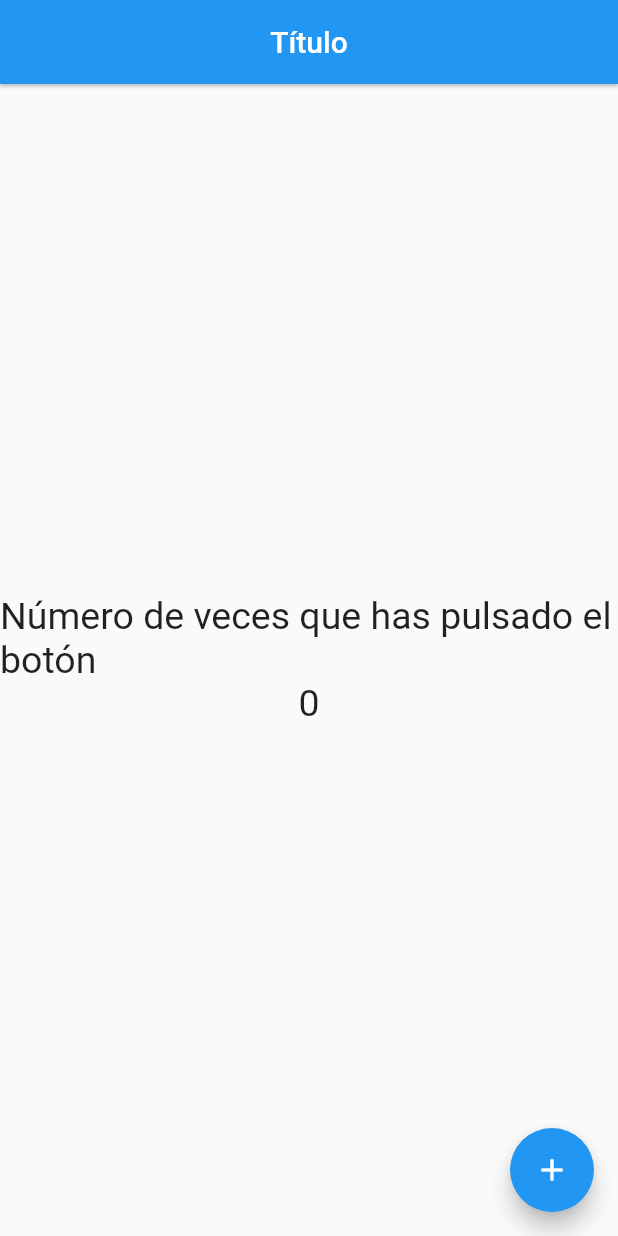
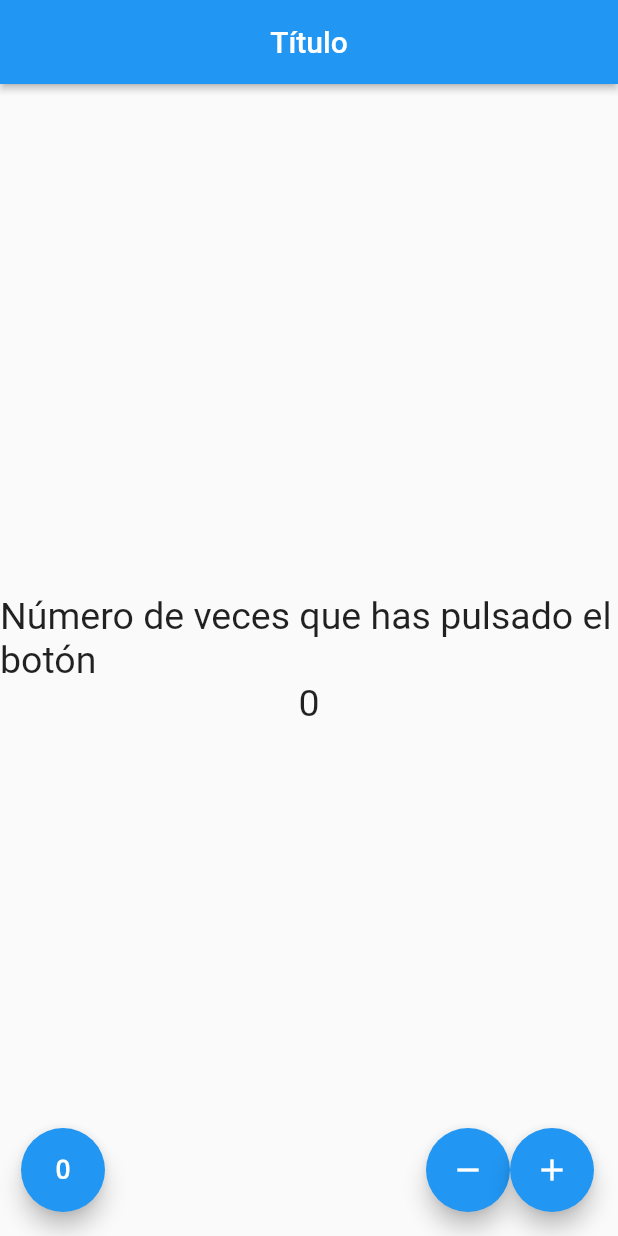
Before and after one commit to RafaelDelgadoCubilla/aplicacion_contador, a Flutter app: the screen it shows after launch, on a phone screen of 412 x 824 dp. Run offline on Flutter 3.47's test engine with Material 2 defaults, Android fonts, the phone set to English and light mode, and no system bars.

Commit message:
Aplicación finalizada

```diff
--- a/lib/src/pages/contador_page.dart
+++ b/lib/src/pages/contador_page.dart
@@ -1,5 +1,5 @@
 import 'package:flutter/material.dart';
-import 'package:flutter/rendering.dart';
+//import 'package:flutter/rendering.dart';
 
 class ContadorPage extends StatefulWidget {
 
@@ -18,7 +18,7 @@ class ContadorPageState extends State<ContadorPage>{
       appBar: AppBar(
         title: Text('Título'),
         centerTitle: true,
-        elevation: 1.0,
+        elevation: 2.0,
       ),
       body: Center(
         child:Column(
@@ -29,16 +29,24 @@ class ContadorPageState extends State<ContadorPage>{
           ],
         )
       ),
-      floatingActionButton: FloatingActionButton(
-        onPressed: () {
-          //print ('Hola Mundo');
-          setState(() {
-            _contador++;
-          });
-
-        },
-        child: Icon(Icons.add),
-      ),
+      floatingActionButton: _crearbotones(),
     );
   }
+
+  Widget _crearbotones(){
+    return Row(
+      mainAxisAlignment: MainAxisAlignment.end,
+      children: [
+        SizedBox(width: 30,),
+        FloatingActionButton(onPressed: inicializar, child: Icon(Icons.exposure_zero),),
+        Expanded(child: SizedBox()),
+        FloatingActionButton(onPressed: restar, child: Icon(Icons.remove),),
+        FloatingActionButton(onPressed: sumar, child: Icon(Icons.add),),
+      ],
+    );
+  }
+
+  void inicializar (){setState(() {_contador=0;});}
+  void restar (){setState(() {_contador--;});}
+  void sumar (){setState(() {_contador++;});}
 }
```
